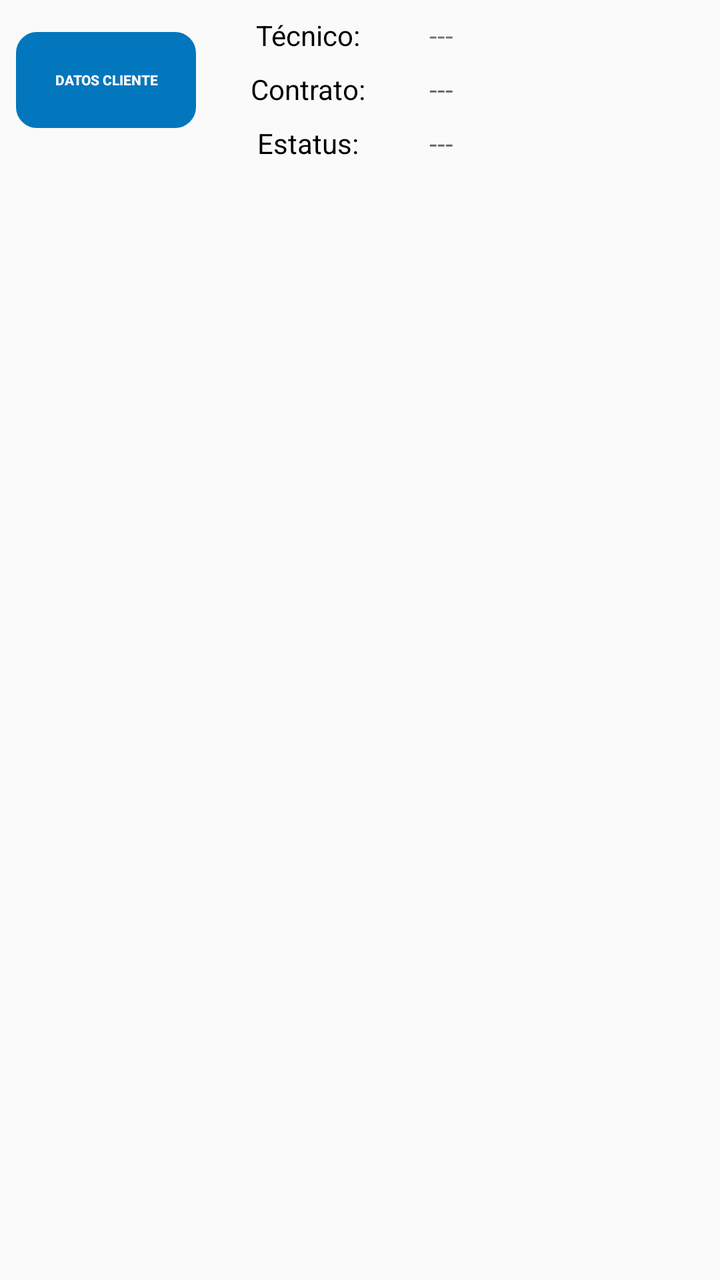
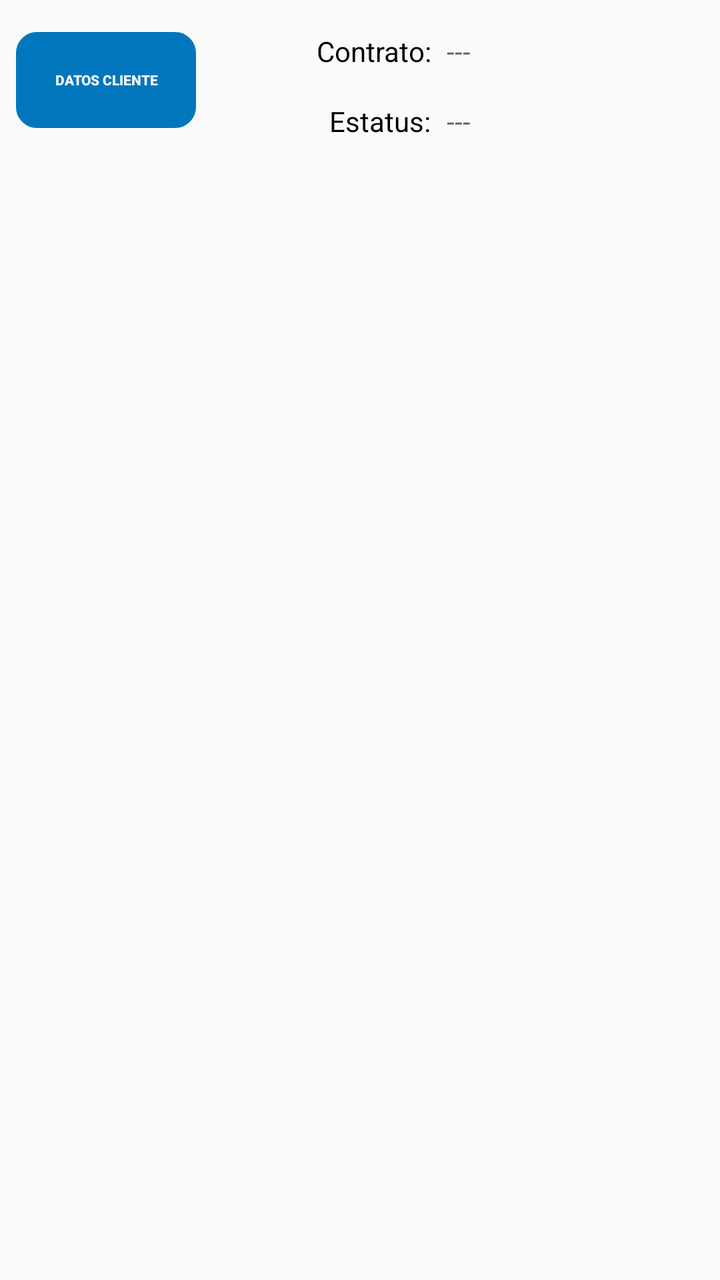

Before-and-after screenshots of an Android layout around one commit, followed by the original layout XML and the change that was made.
<!-- AndroidManifest.xml: application theme AppTheme -->
<!-- res/layout/activity_swipe_ordenes.xml -->
<?xml version="1.0" encoding="utf-8"?>
<android.support.constraint.ConstraintLayout xmlns:android="http://schemas.android.com/apk/res/android"
    xmlns:app="http://schemas.android.com/apk/res-auto"
    xmlns:tools="http://schemas.android.com/tools"
    android:layout_width="match_parent"
    android:layout_height="match_parent"
    android:visibility="visible">

    <android.support.v4.view.ViewPager xmlns:android="http://schemas.android.com/apk/res/android"
        android:id="@+id/pager"
        android:layout_width="match_parent"
        android:layout_height="match_parent"
        android:layout_alignParentStart="true"
        android:layout_alignParentTop="true"
        tools:layout_editor_absoluteX="0dp"
        tools:layout_editor_absoluteY="16dp"></android.support.v4.view.ViewPager>

    <android.support.constraint.ConstraintLayout
        android:id="@+id/constraintLayout6"
        android:layout_width="match_parent"
        android:layout_height="wrap_content"
        android:layout_alignParentStart="true"
        android:layout_alignParentTop="true"
        app:layout_constraintEnd_toEndOf="parent"
        app:layout_constraintStart_toStartOf="parent"
        app:layout_constraintTop_toTopOf="parent">

        <TextView
            android:id="@+id/qwe"
            android:layout_width="wrap_content"
            android:layout_height="wrap_content"
            android:layout_alignParentStart="true"
            android:layout_alignParentTop="true"
            android:layout_marginStart="30dp"
            android:layout_marginTop="8dp"
            android:text="@string/tecnicoDos"
            android:textColor="#000"
            app:layout_constraintStart_toEndOf="@+id/info"
            app:layout_constraintTop_toTopOf="parent" />

        <TextView
            android:id="@+id/tecniconame"
            android:layout_width="0dp"
            android:layout_height="wrap_content"
            android:layout_marginStart="32dp"
            android:layout_marginEnd="8dp"
            android:text="---"
            app:layout_constraintBottom_toBottomOf="@+id/qwe"
            app:layout_constraintEnd_toEndOf="parent"
            app:layout_constraintStart_toEndOf="@+id/zaw"
            app:layout_constraintTop_toTopOf="@+id/qwe" />

        <Button
            android:id="@+id/info"
            android:layout_width="90dp"
            android:layout_height="wrap_content"
            android:layout_alignParentStart="true"
            android:layout_alignParentTop="true"
            android:layout_marginStart="8dp"
            android:layout_marginTop="16dp"
            android:background="@drawable/boton"
            android:backgroundTint="@color/colorPrimary"
            android:textColor="#fff"
            android:text="@string/datos_Cliente"
            android:textSize="7dp"
            android:textStyle="bold"
            app:layout_constraintStart_toStartOf="parent"
            app:layout_constraintTop_toTopOf="parent" />

        <TextView
            android:id="@+id/zaw"
            android:layout_width="wrap_content"
            android:layout_height="wrap_content"
            android:layout_alignParentStart="true"
            android:layout_alignParentTop="true"
            android:layout_marginTop="8dp"
            android:text="@string/contratoDos"
            android:textColor="#000"
            app:layout_constraintEnd_toEndOf="@+id/qwe"
            app:layout_constraintStart_toStartOf="@+id/qwe"
            app:layout_constraintTop_toBottomOf="@+id/qwe" />

        <TextView
            android:id="@+id/contrato"
            android:layout_width="0dp"
            android:layout_height="wrap_content"
            android:layout_alignParentTop="true"
            android:layout_marginStart="32dp"
            android:layout_marginEnd="8dp"
            android:layout_toEndOf="@+id/zaw"
            android:hint="---"
            app:layout_constraintBottom_toBottomOf="@+id/zaw"
            app:layout_constraintEnd_toEndOf="parent"
            app:layout_constraintStart_toEndOf="@+id/zaw"
            app:layout_constraintTop_toTopOf="@+id/zaw" />

        <TextView
            android:id="@+id/txtqwe"
            android:layout_width="wrap_content"
            android:layout_height="wrap_content"
            android:layout_alignParentTop="true"
            android:layout_marginTop="8dp"
            android:text="@string/estatusDos"
            android:textColor="#000"
            app:layout_constraintEnd_toEndOf="@+id/qwe"
            app:layout_constraintStart_toStartOf="@+id/qwe"
            app:layout_constraintTop_toBottomOf="@+id/zaw" />

        <TextView
            android:id="@+id/status"
            android:layout_width="0dp"
            android:layout_height="wrap_content"
            android:layout_alignParentTop="true"
            android:layout_marginStart="32dp"
            android:layout_marginEnd="8dp"
            android:hint="---"
            app:layout_constraintBottom_toBottomOf="@+id/txtqwe"
            app:layout_constraintEnd_toEndOf="parent"
            app:layout_constraintStart_toEndOf="@+id/zaw"
            app:layout_constraintTop_toTopOf="@+id/txtqwe" />
    </android.support.constraint.ConstraintLayout>

    <ScrollView
        android:id="@+id/scv"
        android:layout_width="match_parent"
        android:layout_height="0dp"
        android:layout_alignParentStart="true"
        android:layout_marginStart="16dp"
        android:layout_marginTop="16dp"
        android:layout_marginEnd="16dp"
        android:layout_marginBottom="16dp"
        android:background="@drawable/contorno"
        android:verticalScrollbarPosition="defaultPosition"
        android:visibility="gone"
        app:layout_constraintBottom_toBottomOf="parent"
        app:layout_constraintEnd_toEndOf="parent"
        app:layout_constraintHorizontal_bias="0.0"
        app:layout_constraintStart_toStartOf="parent"
        app:layout_constraintTop_toBottomOf="@+id/constraintLayout6">

        <android.support.constraint.ConstraintLayout
            android:id="@+id/animado"
            android:layout_width="match_parent"
            android:layout_height="match_parent"
            android:layout_alignParentTop="true"
            android:background="@drawable/contorno"
            android:backgroundTint="@color/colorPrimary"
            android:visibility="gone">

            <TextView
                android:id="@+id/asd"
                android:layout_width="wrap_content"
                android:layout_height="wrap_content"
                android:layout_alignParentStart="true"
                android:layout_alignParentTop="true"
                android:layout_marginTop="8dp"
                android:text="@string/info_Usuario"
                android:textColor="#fff"
                android:textSize="20dp"
                android:textStyle="bold"
                app:layout_constraintEnd_toEndOf="parent"
                app:layout_constraintStart_toStartOf="parent"
                app:layout_constraintTop_toTopOf="parent" />

            <TextView
                android:id="@+id/as"
                android:layout_width="wrap_content"
                android:layout_height="wrap_content"
                android:layout_below="@+id/asd"
                android:layout_alignParentStart="true"
                android:layout_marginTop="16dp"
                android:text="@string/nombreDos"
                android:textColor="#fff"
                android:textSize="20dp"
                android:textStyle="bold"
                app:layout_constraintEnd_toEndOf="@+id/asd"
                app:layout_constraintStart_toStartOf="@+id/asd"
                app:layout_constraintTop_toBottomOf="@+id/asd" />

            <TextView
                android:id="@+id/infonombre"
                android:layout_width="match_parent"
                android:layout_height="wrap_content"
                android:layout_below="@+id/as"
                android:layout_alignParentStart="true"
                android:layout_marginTop="8dp"
                android:hint="---"
                android:textColor="#fff"
                android:textSize="20dp"
                app:layout_constraintEnd_toEndOf="@+id/asd"
                app:layout_constraintStart_toStartOf="@+id/asd"
                app:layout_constraintTop_toBottomOf="@+id/as" />

            <TextView
                android:id="@+id/wre"
                android:layout_width="wrap_content"
                android:layout_height="wrap_content"
                android:layout_below="@+id/infonombre"
                android:layout_alignParentStart="true"
                android:layout_marginTop="16dp"
                android:text="@string/direccionDos"
                android:textColor="#fff"
                android:textSize="20dp"
                android:textStyle="bold"
                app:layout_constraintEnd_toEndOf="@+id/asd"
                app:layout_constraintStart_toStartOf="@+id/asd"
                app:layout_constraintTop_toBottomOf="@+id/infonombre" />

            <TextView
                android:id="@+id/infodireccion"
                android:layout_width="match_parent"
                android:layout_height="wrap_content"
                android:layout_below="@+id/wre"
                android:layout_alignParentStart="true"
                android:layout_marginTop="8dp"
                android:text="---"
                android:textColor="#fff"
                android:textSize="20dp"
                app:layout_constraintEnd_toEndOf="@+id/asd"
                app:layout_constraintStart_toStartOf="@+id/asd"
                app:layout_constraintTop_toBottomOf="@+id/wre" />

            <TextView
                android:id="@+id/jkl"
                android:layout_width="wrap_content"
                android:layout_height="36dp"
                android:layout_below="@+id/infodireccion"
                android:layout_alignParentStart="true"
                android:layout_marginTop="16dp"
                android:text="@string/servicios_Asignados"
                android:textColor="#fff"
                android:textSize="20dp"
                android:textStyle="bold"
                app:layout_constraintEnd_toEndOf="@+id/asd"
                app:layout_constraintStart_toStartOf="@+id/asd"
                app:layout_constraintTop_toBottomOf="@+id/infodireccion" />

            <TextView
                android:id="@+id/infoservicios"
                android:layout_width="match_parent"
                android:layout_height="wrap_content"
                android:layout_below="@+id/jkl"
                android:layout_alignParentStart="true"
                android:layout_alignParentEnd="true"
                android:layout_marginTop="8dp"
                android:ems="10"
                android:textColor="#fff"
                android:gravity="center"
                android:inputType="textMultiLine"
                android:textAlignment="center"
                android:textSize="20dp"
                app:layout_constraintEnd_toEndOf="@+id/asd"
                app:layout_constraintStart_toStartOf="@+id/asd"
                app:layout_constraintTop_toBottomOf="@+id/jkl" />
        </android.support.constraint.ConstraintLayout>

    </ScrollView>

</android.support.constraint.ConstraintLayout>
<!-- resources referenced by this layout -->
<resources>
  <color name="colorPrimary">#0277BD</color>
  <!-- drawable boton (drawable) -->
  <?xml version="1.0" encoding="utf-8"?>
      <shape xmlns:android="http://schemas.android.com/apk/res/android" android:shape="rectangle">
          <stroke  android:width="1dp"/>
          <corners android:radius="10dp"/>
  
  
      </shape>
  <!-- drawable contorno (drawable) -->
  <?xml version="1.0" encoding="utf-8"?>
  <selector xmlns:android="http://schemas.android.com/apk/res/android">
      <item><layer-list>
          <item>
              <shape>
                  <solid
                      android:color="#ffff">
                  </solid>
  
                  <corners android:radius="3dp" />
  
                  <padding
                      android:bottom="10dp"
                      android:left="10dp"
                      android:right="10dp"
                      android:top="10dp" />
                  <stroke
                      android:width="2dp"
                      android:color="#676667"/>
              </shape>
          </item>
  
      </layer-list></item>
  </selector>
  <string name="contratoDos">Contrato:</string>
  <string name="datos_Cliente">Datos cliente</string>
  <string name="direccionDos">Dirección:</string>
  <string name="estatusDos">Estatus:</string>
  <string name="info_Usuario">Información del usuario</string>
  <string name="nombreDos">Nombre:</string>
  <string name="servicios_Asignados">Servicios asignados</string>
  <string name="tecnicoDos">Técnico:</string>
  <style name="AppTheme" parent="Theme.AppCompat.Light.DarkActionBar">
          
          <item name="colorPrimary">@color/colorPrimary</item>
          <item name="colorPrimaryDark">@color/colorPrimaryDark</item>
          <item name="colorAccent">@color/colorAccent</item>
          <item name="android:colorForeground">@android:color/background_dark</item>
      </style>
  <color name="colorPrimaryDark">#004C8C</color>
  <color name="colorAccent">#0000FF</color>
</resources>

<!-- the commit's change to res/layout/activity_swipe_ordenes.xml (unified diff, before → after) -->
@@ -25,30 +25,7 @@
         app:layout_constraintStart_toStartOf="parent"
         app:layout_constraintTop_toTopOf="parent">
 
-        <TextView
-            android:id="@+id/qwe"
-            android:layout_width="wrap_content"
-            android:layout_height="wrap_content"
-            android:layout_alignParentStart="true"
-            android:layout_alignParentTop="true"
-            android:layout_marginStart="30dp"
-            android:layout_marginTop="8dp"
-            android:text="@string/tecnicoDos"
-            android:textColor="#000"
-            app:layout_constraintStart_toEndOf="@+id/info"
-            app:layout_constraintTop_toTopOf="parent" />
-
-        <TextView
-            android:id="@+id/tecniconame"
-            android:layout_width="0dp"
-            android:layout_height="wrap_content"
-            android:layout_marginStart="32dp"
-            android:layout_marginEnd="8dp"
-            android:text="---"
-            app:layout_constraintBottom_toBottomOf="@+id/qwe"
-            app:layout_constraintEnd_toEndOf="parent"
-            app:layout_constraintStart_toEndOf="@+id/zaw"
-            app:layout_constraintTop_toTopOf="@+id/qwe" />
+        
 
         <Button
             android:id="@+id/info"
@@ -69,23 +46,27 @@
 
         <TextView
             android:id="@+id/zaw"
-            android:layout_width="wrap_content"
+            android:layout_width="100dp"
             android:layout_height="wrap_content"
             android:layout_alignParentStart="true"
             android:layout_alignParentTop="true"
-            android:layout_marginTop="8dp"
+            android:layout_marginStart="8dp"
+            android:layout_marginTop="16dp"
+            android:layout_marginEnd="8dp"
+            android:textAlignment="textEnd"
             android:text="@string/contratoDos"
             android:textColor="#000"
-            app:layout_constraintEnd_toEndOf="@+id/qwe"
-            app:layout_constraintStart_toStartOf="@+id/qwe"
-            app:layout_constraintTop_toBottomOf="@+id/qwe" />
+            app:layout_constraintEnd_toEndOf="parent"
+            app:layout_constraintHorizontal_bias="0.44"
+            app:layout_constraintStart_toStartOf="parent"
+            app:layout_constraintTop_toTopOf="parent" />
 
         <TextView
             android:id="@+id/contrato"
             android:layout_width="0dp"
             android:layout_height="wrap_content"
             android:layout_alignParentTop="true"
-            android:layout_marginStart="32dp"
+            android:layout_marginStart="8dp"
             android:layout_marginEnd="8dp"
             android:layout_toEndOf="@+id/zaw"
             android:hint="---"
@@ -96,28 +77,33 @@
 
         <TextView
             android:id="@+id/txtqwe"
-            android:layout_width="wrap_content"
-            android:layout_height="wrap_content"
-            android:layout_alignParentTop="true"
-            android:layout_marginTop="8dp"
+            android:layout_width="100dp"
+            android:layout_height="wrap_content"
+            android:layout_alignParentTop="true"
+            android:layout_marginStart="8dp"
+            android:layout_marginTop="16dp"
+            android:textAlignment="textEnd"
+            android:layout_marginEnd="8dp"
             android:text="@string/estatusDos"
             android:textColor="#000"
-            app:layout_constraintEnd_toEndOf="@+id/qwe"
-            app:layout_constraintStart_toStartOf="@+id/qwe"
-            app:layout_constraintTop_toBottomOf="@+id/zaw" />
+            app:layout_constraintEnd_toEndOf="parent"
+            app:layout_constraintHorizontal_bias="0.44"
+            app:layout_constraintStart_toStartOf="parent"
+            app:layout_constraintTop_toBottomOf="@+id/contrato" />
 
         <TextView
             android:id="@+id/status"
             android:layout_width="0dp"
             android:layout_height="wrap_content"
             android:layout_alignParentTop="true"
-            android:layout_marginStart="32dp"
+            android:layout_marginStart="8dp"
+            android:layout_marginTop="16dp"
             android:layout_marginEnd="8dp"
             android:hint="---"
             app:layout_constraintBottom_toBottomOf="@+id/txtqwe"
             app:layout_constraintEnd_toEndOf="parent"
             app:layout_constraintStart_toEndOf="@+id/zaw"
-            app:layout_constraintTop_toTopOf="@+id/txtqwe" />
+            app:layout_constraintTop_toBottomOf="@+id/contrato" />
     </android.support.constraint.ConstraintLayout>
 
     <ScrollView
<!-- resource entries referenced after the edit -->
@@ -3,12 +3,12 @@
   <color name="colorPrimary">#0277BD</color>
   <!-- drawable boton (drawable) -->
   <?xml version="1.0" encoding="utf-8"?>
-      <shape xmlns:android="http://schemas.android.com/apk/res/android" android:shape="rectangle">
-          <stroke  android:width="1dp"/>
-          <corners android:radius="10dp"/>
+  <shape xmlns:android="http://schemas.android.com/apk/res/android" android:shape="rectangle">
+    <stroke  android:width="1dp"/>
+    <corners android:radius="10dp"/>
   
   
-      </shape>
+  </shape>
   <!-- drawable contorno (drawable) -->
   <?xml version="1.0" encoding="utf-8"?>
   <selector xmlns:android="http://schemas.android.com/apk/res/android">
@@ -41,7 +41,6 @@
   <string name="info_Usuario">Información del usuario</string>
   <string name="nombreDos">Nombre:</string>
   <string name="servicios_Asignados">Servicios asignados</string>
-  <string name="tecnicoDos">Técnico:</string>
   <style name="AppTheme" parent="Theme.AppCompat.Light.DarkActionBar">
           
           <item name="colorPrimary">@color/colorPrimary</item>
